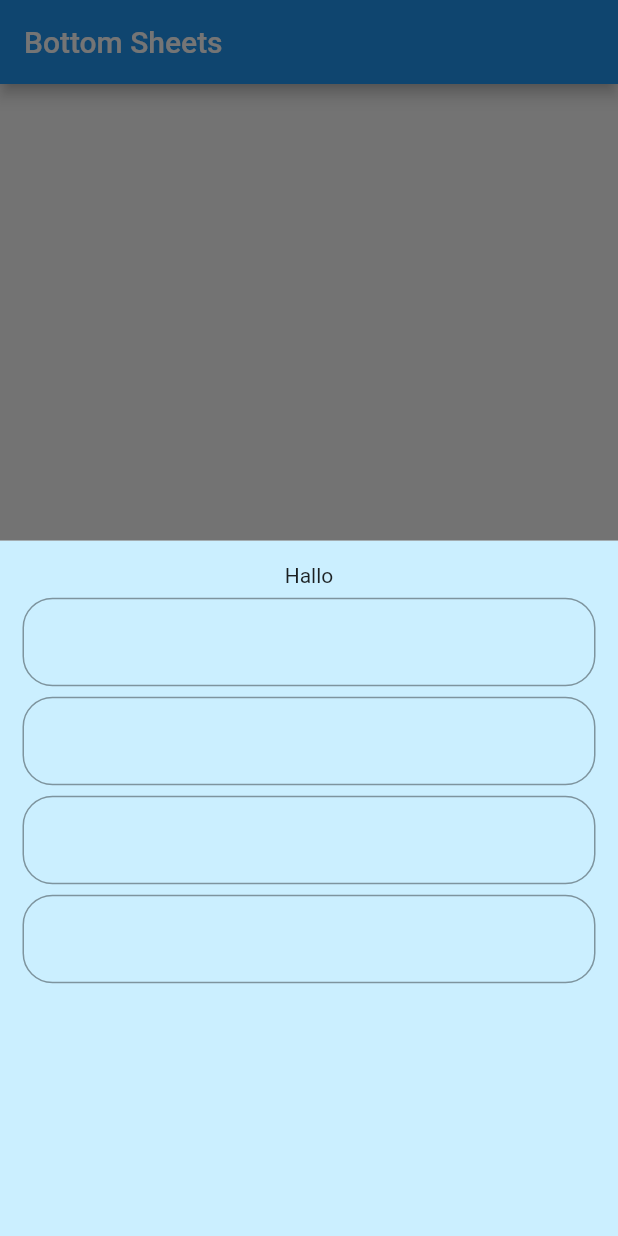
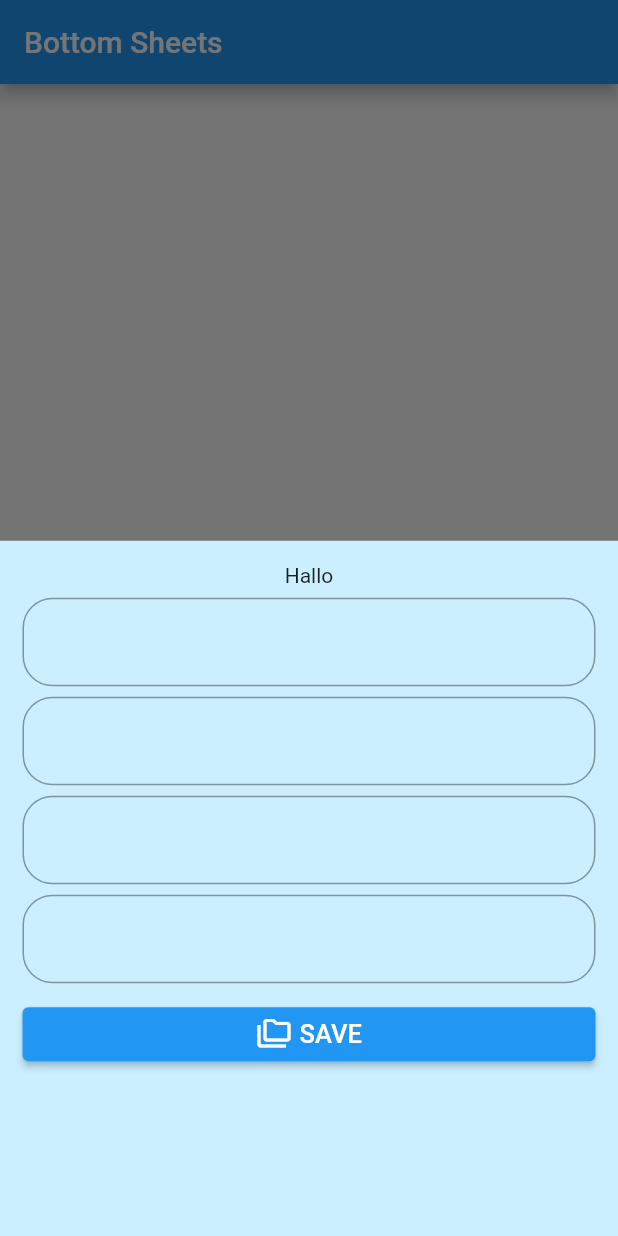
Before and after one commit to al-chakim/belajar-getX, a Flutter app: the screen it shows after launch, after a tap on the "add" icon, on a phone screen of 412 x 824 dp. Run offline on Flutter 3.47's test engine with Material 2 defaults, Android fonts, the light colour scheme and no system bars; our stand-ins replace get.

Commit message:
with Get

```diff
--- a/lib/main.dart
+++ b/lib/main.dart
@@ -8,7 +8,7 @@ class MyApp extends StatelessWidget {
 
   @override
   Widget build(BuildContext context) {
-    return MaterialApp(
+    return GetMaterialApp(
       home: Home(),
     );
   }
@@ -30,10 +30,70 @@ class Home extends StatelessWidget {
       ),
       floatingActionButton: FloatingActionButton(
         onPressed: () {
-          showModalBottomSheet(
-            context: context,
-            builder: (context) {
-              return Padding(
+          // showModalBottomSheet(
+          //   context: context,
+          //   builder: (context) {
+          //     return Padding(
+          //       padding: EdgeInsets.only(
+          //         bottom: MediaQuery.of(context).viewInsets.bottom,
+          //       ),
+          //       child: Container(
+          //         padding: EdgeInsets.symmetric(vertical: 15, horizontal: 15),
+          //         color: Color.fromARGB(255, 203, 239, 255),
+          //         child: Center(
+          //           child: ListView(
+          //             children: [
+          //               Center(child: Text('Hallo')),
+          //               SizedBox(
+          //                 height: 7,
+          //               ),
+          //               TextField(
+          //                 decoration: InputDecoration(
+          //                   border: OutlineInputBorder(
+          //                     borderRadius: BorderRadius.circular(20),
+          //                   ),
+          //                 ),
+          //               ),
+          //               SizedBox(
+          //                 height: 7,
+          //               ),
+          //               TextField(
+          //                 decoration: InputDecoration(
+          //                   border: OutlineInputBorder(
+          //                     borderRadius: BorderRadius.circular(20),
+          //                   ),
+          //                 ),
+          //               ),
+          //               SizedBox(
+          //                 height: 7,
+          //               ),
+          //               TextField(
+          //                 decoration: InputDecoration(
+          //                   border: OutlineInputBorder(
+          //                     borderRadius: BorderRadius.circular(20),
+          //                   ),
+          //                 ),
+          //               ),
+          //               SizedBox(
+          //                 height: 7,
+          //               ),
+          //               TextField(
+          //                 decoration: InputDecoration(
+          //                   border: OutlineInputBorder(
+          //                     borderRadius: BorderRadius.circular(20),
+          //                   ),
+          //                 ),
+          //               ),
+          //             ],
+          //           ),
+          //         ),
+          //       ),
+          //     );
+          //   },
+          // );
+
+          Get.bottomSheet(
+            Padding(
               padding: EdgeInsets.only(
                 bottom: MediaQuery.of(context).viewInsets.bottom,
               ),
@@ -84,12 +144,30 @@ class Home extends StatelessWidget {
                           ),
                         ),
                       ),
+                      SizedBox(
+                        height: 10,
+                      ),
+                      ElevatedButton(
+                        onPressed: () {},
+                        child: Row(
+                          mainAxisAlignment: MainAxisAlignment.center,
+                          children: [
+                            Icon(Icons.folder_copy_outlined),
+                            SizedBox(
+                              width: 5,
+                            ),
+                            Text(
+                              'SAVE',
+                              style: TextStyle(fontSize: 17),
+                            ),
+                          ],
+                        ),
+                      )
                     ],
                   ),
                 ),
               ),
-              );
-            },
+            ),
           );
         },
         child: Icon(Icons.add),
```
Lines whose indentation alone changed are shown as unchanged.
